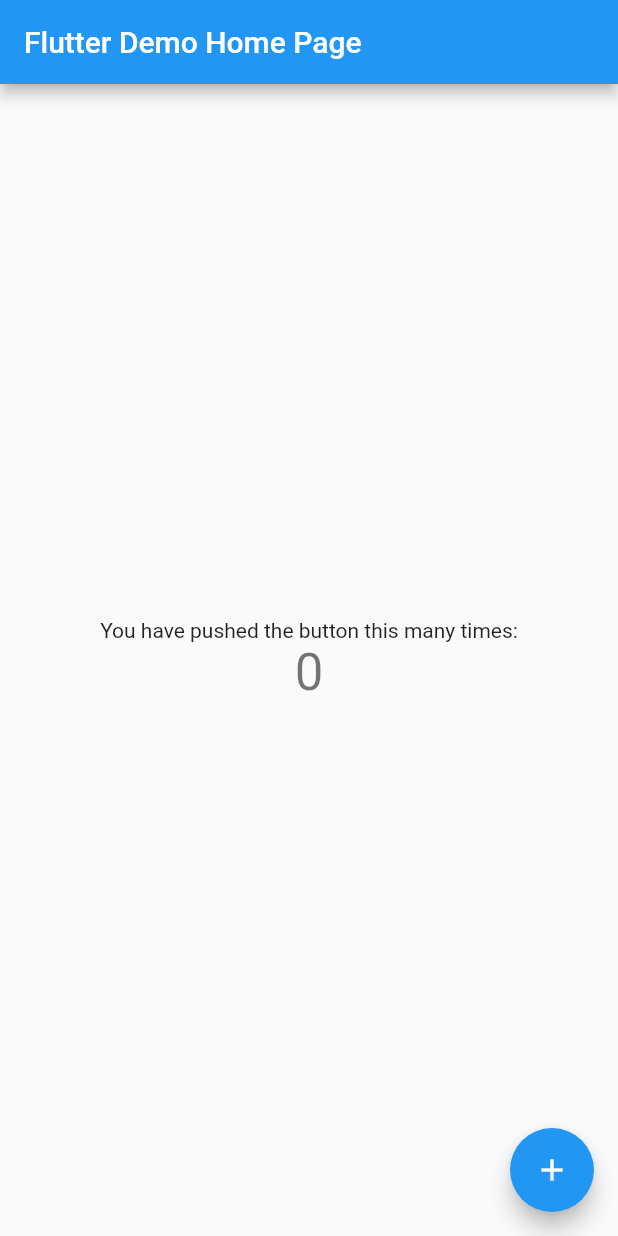
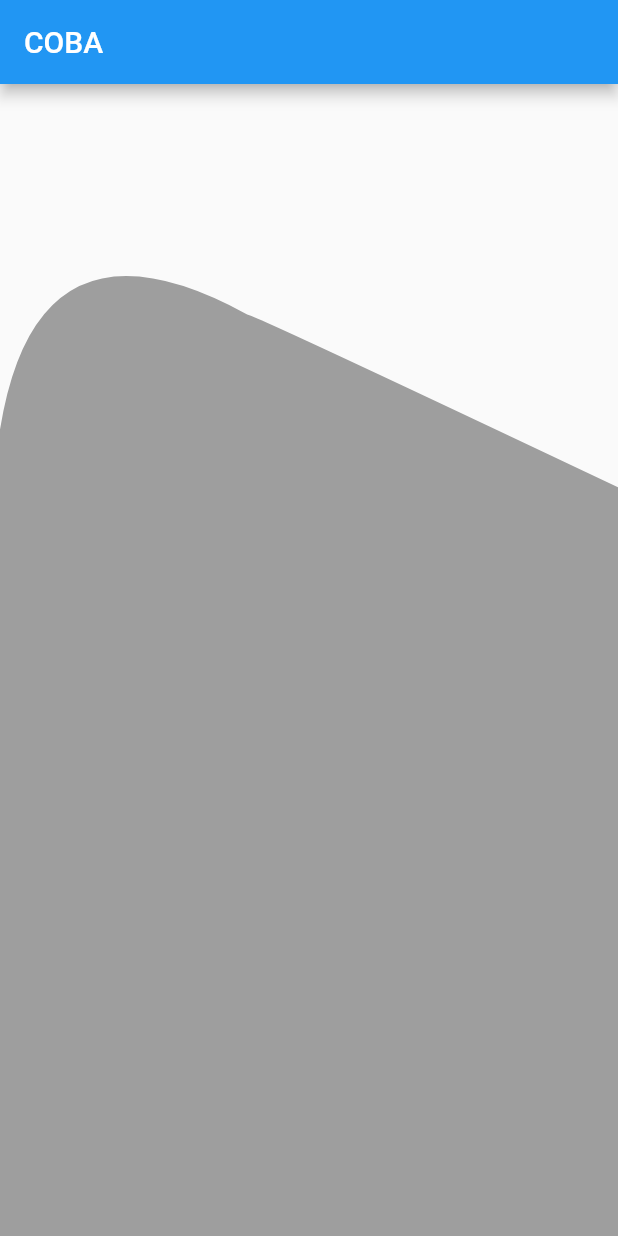
Before and after one commit to evanezent/Exploring-The-Forest, a Flutter app: the screen it shows after launch, on a phone screen of 412 x 824 dp. Run offline on Flutter 3.47's test engine with Material 2 defaults, Android fonts, the phone set to English and light mode, and no system bars.

Commit message:
try make the shape

```diff
--- a/lib/main.dart
+++ b/lib/main.dart
@@ -61,6 +61,7 @@ class _MyHomePageState extends State<MyHomePage> {
 
   @override
   Widget build(BuildContext context) {
+    Size size = MediaQuery.of(context).size;
     // This method is rerun every time setState is called, for instance as done
     // by the _incrementCounter method above.
     //
@@ -68,46 +69,79 @@ class _MyHomePageState extends State<MyHomePage> {
     // fast, so that you can just rebuild anything that needs updating rather
     // than having to individually change instances of widgets.
     return Scaffold(
-      appBar: AppBar(
-        // Here we take the value from the MyHomePage object that was created by
-        // the App.build method, and use it to set our appbar title.
-        title: Text(widget.title),
-      ),
-      body: Center(
-        // Center is a layout widget. It takes a single child and positions it
-        // in the middle of the parent.
-        child: Column(
-          // Column is also a layout widget. It takes a list of children and
-          // arranges them vertically. By default, it sizes itself to fit its
-          // children horizontally, and tries to be as tall as its parent.
-          //
-          // Invoke "debug painting" (press "p" in the console, choose the
-          // "Toggle Debug Paint" action from the Flutter Inspector in Android
-          // Studio, or the "Toggle Debug Paint" command in Visual Studio Code)
-          // to see the wireframe for each widget.
-          //
-          // Column has various properties to control how it sizes itself and
-          // how it positions its children. Here we use mainAxisAlignment to
-          // center the children vertically; the main axis here is the vertical
-          // axis because Columns are vertical (the cross axis would be
-          // horizontal).
-          mainAxisAlignment: MainAxisAlignment.center,
-          children: <Widget>[
-            Text(
-              'You have pushed the button this many times:',
-            ),
-            Text(
-              '$_counter',
-              style: Theme.of(context).textTheme.headline4,
-            ),
-          ],
+        appBar: AppBar(
+          // Here we take the value from the MyHomePage object that was created by
+          // the App.build method, and use it to set our appbar title.
+          title: Text("COBA"),
         ),
-      ),
-      floatingActionButton: FloatingActionButton(
-        onPressed: _incrementCounter,
-        tooltip: 'Increment',
-        child: Icon(Icons.add),
-      ), // This trailing comma makes auto-formatting nicer for build methods.
-    );
+        body: Container(
+          width: size.width,
+          height: size.height,
+          child: CustomPaint(
+            painter: CurvePainter(),
+          ),
+        )
+        // Center(
+        //   // Center is a layout widget. It takes a single child and positions it
+        //   // in the middle of the parent.
+        //   child: Column(
+        //     // Column is also a layout widget. It takes a list of children and
+        //     // arranges them vertically. By default, it sizes itself to fit its
+        //     // children horizontally, and tries to be as tall as its parent.
+        //     //
+        //     // Invoke "debug painting" (press "p" in the console, choose the
+        //     // "Toggle Debug Paint" action from the Flutter Inspector in Android
+        //     // Studio, or the "Toggle Debug Paint" command in Visual Studio Code)
+        //     // to see the wireframe for each widget.
+        //     //
+        //     // Column has various properties to control how it sizes itself and
+        //     // how it positions its children. Here we use mainAxisAlignment to
+        //     // center the children vertically; the main axis here is the vertical
+        //     // axis because Columns are vertical (the cross axis would be
+        //     // horizontal).
+        //     mainAxisAlignment: MainAxisAlignment.center,
+        //     children: <Widget>[
+        //       Text(
+        //         'You have pushed the button this many times:',
+        //       ),
+        //       Text(
+        //         '$_counter',
+        //         style: Theme.of(context).textTheme.headline4,
+        //       ),
+        //     ],
+        //   ),
+        // ),
+        // floatingActionButton: FloatingActionButton(
+        //   onPressed: _incrementCounter,
+        //   tooltip: 'Increment',
+        //   child: Icon(Icons.add),
+        // ), // This trailing comma makes auto-formatting nicer for build methods.
+        );
   }
 }
+
+class CurvePainter extends CustomPainter {
+  @override
+  void paint(Canvas canvas, Size size) {
+    var paint = Paint();
+    paint.color = Colors.grey;
+    paint.style = PaintingStyle.fill;
+
+    var path = Path();
+
+    path.moveTo(0, size.height * 0.3);
+    path.quadraticBezierTo(size.width * 0.06, size.height * 0.1,
+        size.width * 0.4, size.height * 0.2);
+        path.quadraticBezierTo(size.width * 0.41, size.height * 0.2,
+        size.width, size.height * 0.35);
+    path.lineTo(size.width, size.height);
+    path.lineTo(0, size.height);
+
+    canvas.drawPath(path, paint);
+  }
+
+  @override
+  bool shouldRepaint(CustomPainter oldDelegate) {
+    return true;
+  }
+}
```
